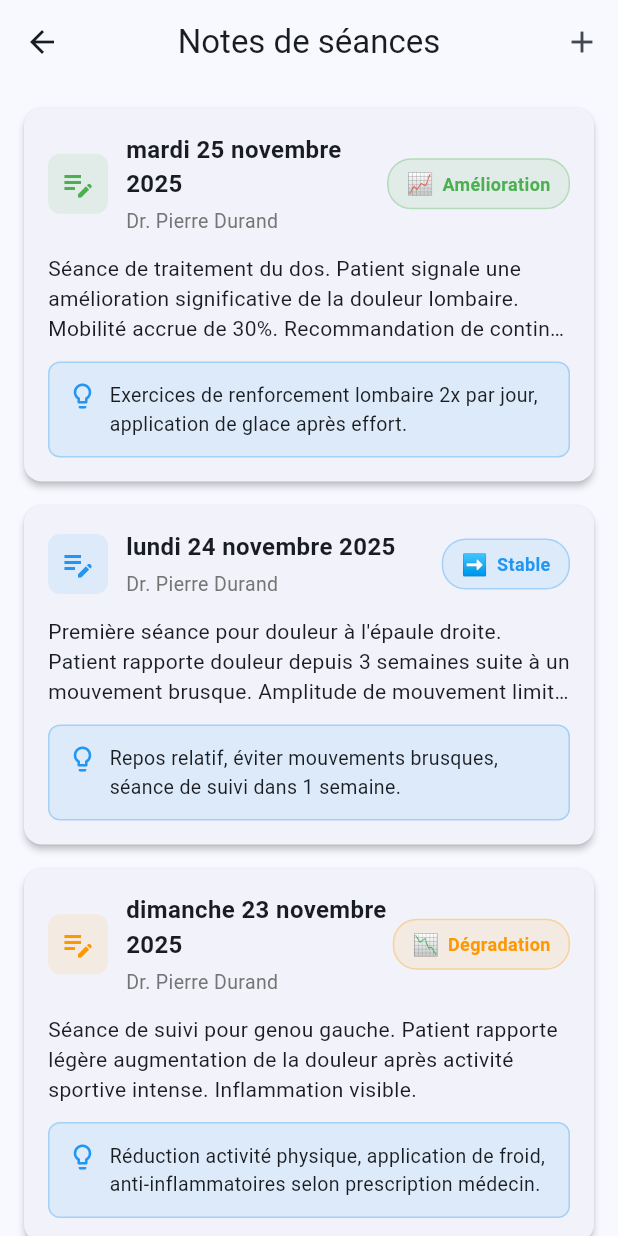
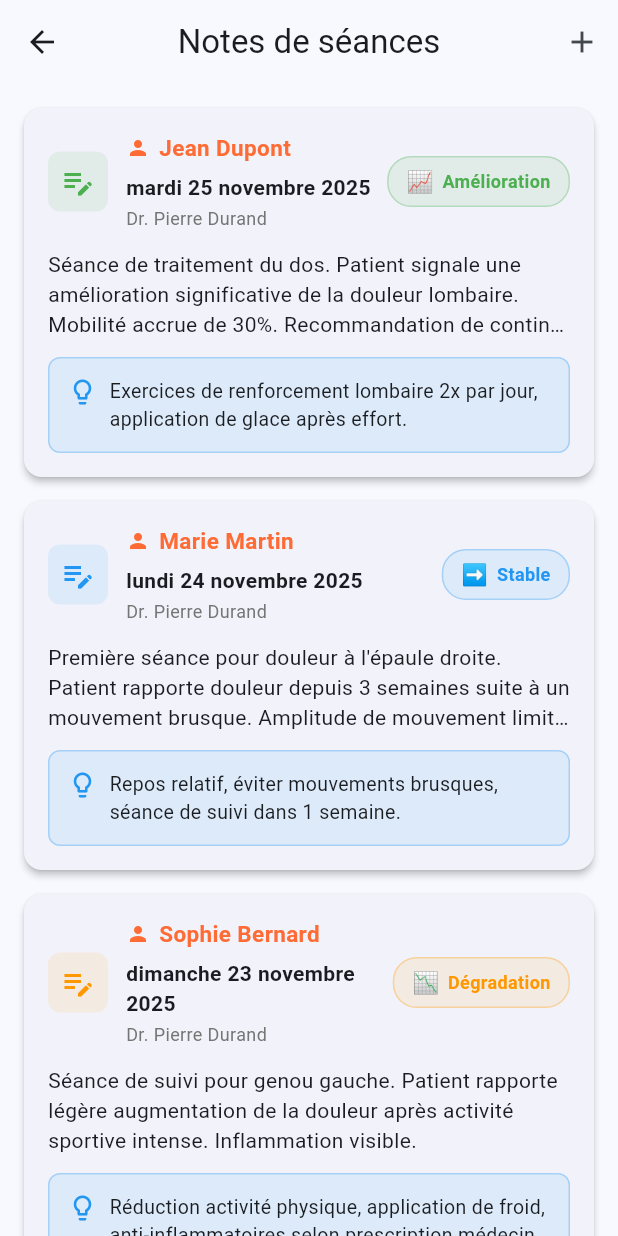
Before and after one commit to RBSoftwareAI/kine, a Flutter app: the SessionNotesScreen screen opened directly, on a phone screen of 412 x 824 dp. Run offline on Flutter 3.47's test engine with Material 3 defaults, Android fonts, the phone set to English and light mode, and no system bars; our stand-ins replace cloud_firestore, csv, firebase_auth, firebase_core, fl_chart, shared_preferences and 1 more; missing offline and left inert: dart:html; accounts and stored records are empty.

Commit message:
🔧 Fix: Corrections critiques positionnement & modèle économique
**Corrections Majeures** :

1️⃣ **Repositionnement Application** (CONTEXT.md, PROMPT_PROCHAINE_SESSION)
   - Cible élargie : TOUS professionnels de santé (kinés, ostéos, médecins, infirmiers, coachs sportifs)
   - Ancien : Uniquement kinésithérapeutes
   - Impact : Site vitrine et documentation à adapter

2️⃣ **Nouveau Modèle Économique** (CONTEXT.md, PROMPT_PROCHAINE_SESSION)
   - 🆓 **Version Gratuite & Open Source** (toujours gratuite) :
     - Installation locale
     - Cartographie douleurs, graphiques, notes, historique
     - Gestion multi-patients, conformité RGPD
   - 💰 **Upsells Payants** (optionnels) :
     - Gestion RDV : 19€/mois
     - Cloud Sync : 14€/mois
     - Export PDF : 9€/mois
     - Analytics IA : 24€/mois
     - Multi-Centres : 49€/mois
     - Notifications : 7€/mois
   - 📦 **Bundles** : Pack Essentiel 39€, Pro 69€, Cabinet 99€
   - Ancien : Modèle payant classique (Solo 29€, Cabinet 49€)

3️⃣ **Ajout Noms Patients dans Notes de Séances**
   - Modèle SessionNote : Ajout champ 'patientName'
   - SessionNotesScreen : Affichage du nom patient (icône + nom orange)
   - PatientConsultationHistoryScreen : Utilisation du nom du patient chargé
   - Noms factices : Jean Dupont, Marie Martin, Sophie Bernard, Thomas Petit, Claire Dubois

4️⃣ **PROMPT_PROCHAINE_SESSION Mis à Jour**
   - Hero section : 'professionnels de santé' au lieu de 'kinésithérapeutes'
   - Section Tarifs : Modèle freemium détaillé avec upsells et bundles
   - Badges : '100% Gratuit & Open Source' + 'Conforme RGPD'
   - CTA : 'Télécharger Gratuitement' prioritaire

**Fichiers Modifiés** :
- CONTEXT.md (repositionnement + modèle économique)
- PROMPT_PROCHAINE_SESSION_PRIORITES.md (specs site vitrine)
- lib/models/session_note.dart (champ patientName)
- lib/screens/session_notes/session_notes_screen.dart (affichage nom)
- lib/screens/consultations/patient_consultation_history_screen.dart (nom patient)

**Impact** :
- Prochaine session : Refonte site vitrine avec nouveau positionnement
- Marketing : Communication sur modèle freemium (gratuit de base)
- UX : Meilleure traçabilité avec noms patients dans notes

```diff
--- a/lib/models/session_note.dart
+++ b/lib/models/session_note.dart
@@ -2,6 +2,7 @@
 class SessionNote {
   final String id;
   final String patientId;
+  final String patientName;  // Nom du patient
   final String professionalId;
   final String professionalName;
   final DateTime sessionDate;
@@ -15,6 +16,7 @@ class SessionNote {
   SessionNote({
     required this.id,
     required this.patientId,
+    required this.patientName,
     required this.professionalId,
     required this.professionalName,
     required this.sessionDate,
@@ -31,6 +33,7 @@ class SessionNote {
     return SessionNote(
       id: id,
       patientId: data['patientId'] as String? ?? '',
+      patientName: data['patientName'] as String? ?? 'Patient inconnu',
       professionalId: data['professionalId'] as String? ?? '',
       professionalName: data['professionalName'] as String? ?? '',
       sessionDate: (data['sessionDate'] as dynamic)?.toDate() ?? DateTime.now(),
@@ -53,6 +56,7 @@ class SessionNote {
   Map<String, dynamic> toFirestore() {
     return {
       'patientId': patientId,
+      'patientName': patientName,
       'professionalId': professionalId,
       'professionalName': professionalName,
       'sessionDate': sessionDate,
--- a/lib/screens/consultations/patient_consultation_history_screen.dart
+++ b/lib/screens/consultations/patient_consultation_history_screen.dart
@@ -54,10 +54,12 @@ class _PatientConsultationHistoryScreenState
   /// Génère des notes factices pour le patient sélectionné
   List<SessionNote> _getMockSessionNotesForPatient(String patientId) {
     final now = DateTime.now();
+    final patientName = _patient?.nomComplet ?? 'Patient';
     return [
       SessionNote(
         id: 'note_${patientId}_1',
         patientId: patientId,
+        patientName: patientName,
         professionalId: 'prof_1',
         professionalName: 'Dr. Pierre Durand',
         sessionDate: now.subtract(const Duration(days: 2)),
@@ -72,6 +74,7 @@ class _PatientConsultationHistoryScreenState
       SessionNote(
         id: 'note_${patientId}_2',
         patientId: patientId,
+        patientName: patientName,
         professionalId: 'prof_1',
         professionalName: 'Dr. Pierre Durand',
         sessionDate: now.subtract(const Duration(days: 9)),
@@ -86,6 +89,7 @@ class _PatientConsultationHistoryScreenState
       SessionNote(
         id: 'note_${patientId}_3',
         patientId: patientId,
+        patientName: patientName,
         professionalId: 'prof_1',
         professionalName: 'Dr. Pierre Durand',
         sessionDate: now.subtract(const Duration(days: 16)),
@@ -100,6 +104,7 @@ class _PatientConsultationHistoryScreenState
       SessionNote(
         id: 'note_${patientId}_4',
         patientId: patientId,
+        patientName: patientName,
         professionalId: 'prof_1',
         professionalName: 'Dr. Pierre Durand',
         sessionDate: now.subtract(const Duration(days: 30)),
--- a/lib/screens/session_notes/session_notes_screen.dart
+++ b/lib/screens/session_notes/session_notes_screen.dart
@@ -37,6 +37,7 @@ class _SessionNotesScreenState extends State<SessionNotesScreen> {
       SessionNote(
         id: 'note_1',
         patientId: 'patient_1',
+        patientName: 'Jean Dupont',
         professionalId: 'prof_1',
         professionalName: 'Dr. Pierre Durand',
         sessionDate: now.subtract(const Duration(days: 1)),
@@ -49,6 +50,7 @@ class _SessionNotesScreenState extends State<SessionNotesScreen> {
       SessionNote(
         id: 'note_2',
         patientId: 'patient_2',
+        patientName: 'Marie Martin',
         professionalId: 'prof_1',
         professionalName: 'Dr. Pierre Durand',
         sessionDate: now.subtract(const Duration(days: 2)),
@@ -61,6 +63,7 @@ class _SessionNotesScreenState extends State<SessionNotesScreen> {
       SessionNote(
         id: 'note_3',
         patientId: 'patient_3',
+        patientName: 'Sophie Bernard',
         professionalId: 'prof_1',
         professionalName: 'Dr. Pierre Durand',
         sessionDate: now.subtract(const Duration(days: 3)),
@@ -73,6 +76,7 @@ class _SessionNotesScreenState extends State<SessionNotesScreen> {
       SessionNote(
         id: 'note_4',
         patientId: 'patient_4',
+        patientName: 'Thomas Petit',
         professionalId: 'prof_1',
         professionalName: 'Dr. Pierre Durand',
         sessionDate: now.subtract(const Duration(days: 5)),
@@ -85,6 +89,7 @@ class _SessionNotesScreenState extends State<SessionNotesScreen> {
       SessionNote(
         id: 'note_5',
         patientId: 'patient_5',
+        patientName: 'Claire Dubois',
         professionalId: 'prof_1',
         professionalName: 'Dr. Pierre Durand',
         sessionDate: now.subtract(const Duration(days: 7)),
@@ -200,18 +205,37 @@ class _SessionNotesScreenState extends State<SessionNotesScreen> {
                     child: Column(
                       crossAxisAlignment: CrossAxisAlignment.start,
                       children: [
+                        Row(
+                          children: [
+                            Icon(
+                              Icons.person,
+                              size: 16,
+                              color: AppTheme.primaryOrange,
+                            ),
+                            const SizedBox(width: 6),
+                            Text(
+                              note.patientName,
+                              style: const TextStyle(
+                                fontSize: 15,
+                                fontWeight: FontWeight.bold,
+                                color: AppTheme.primaryOrange,
+                              ),
+                            ),
+                          ],
+                        ),
+                        const SizedBox(height: 6),
                         Text(
                           _formatDate(note.sessionDate),
                           style: const TextStyle(
-                            fontSize: 16,
-                            fontWeight: FontWeight.bold,
+                            fontSize: 14,
+                            fontWeight: FontWeight.w600,
                           ),
                         ),
-                        const SizedBox(height: 4),
+                        const SizedBox(height: 2),
                         Text(
                           note.professionalName,
                           style: TextStyle(
-                            fontSize: 13,
+                            fontSize: 12,
                             color: Colors.grey[600],
                           ),
                         ),
```
Also changed, not shown: 2 other files.
